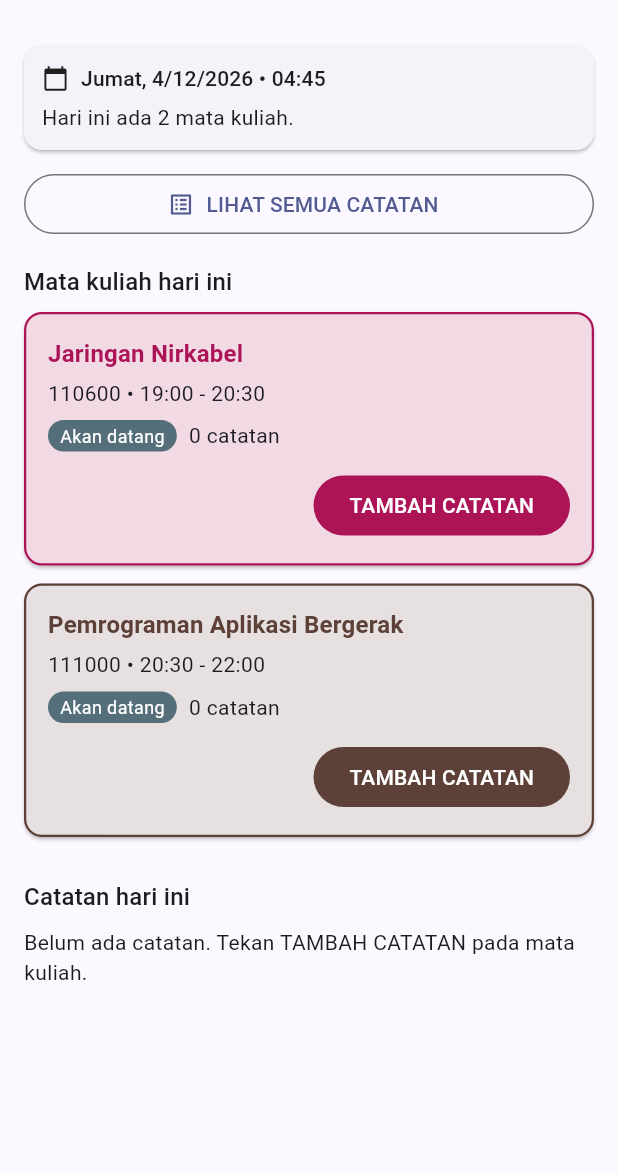
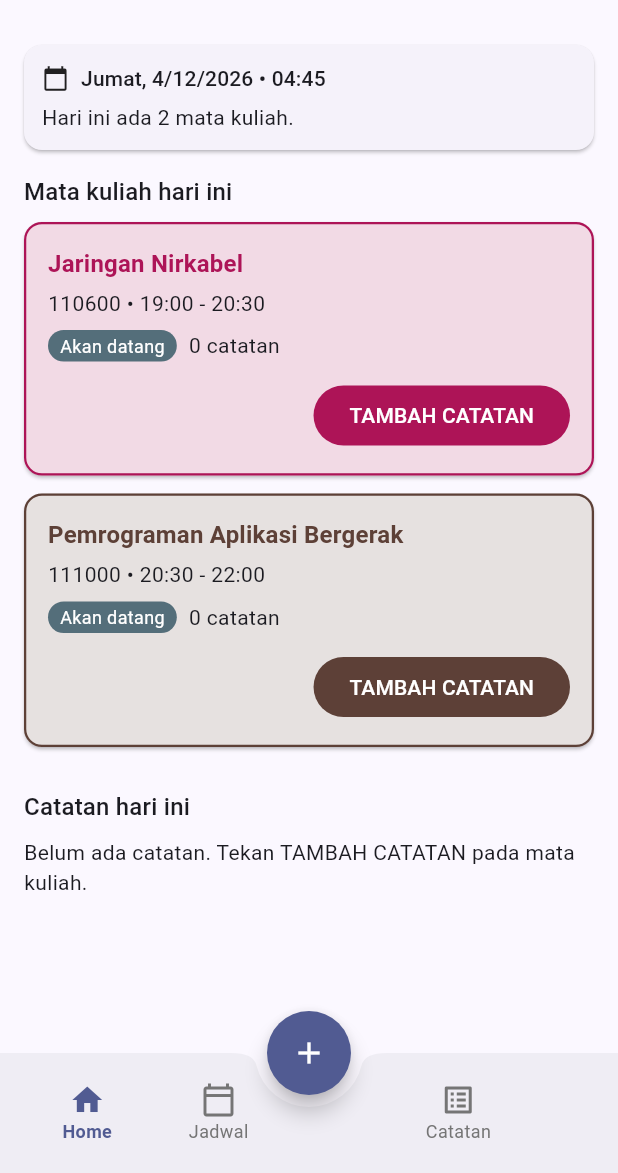
Before and after one commit to nandarifaldo9-sudo/StudyLog, a Flutter app: the screen it shows after launch, on a phone screen of 412 x 824 dp, the part 63-1236 px from its top. Run offline on Flutter 3.47's test engine with Material 3 defaults, Android fonts, the phone set to English and light mode, and no system bars; our stand-ins replace shared_preferences, sqflite; accounts and stored records are empty.

Commit message:
feat: menambah menu bar navigasi, jadwal dinamis, dan perbaikan tombol catatan

```diff
--- a/lib/data/jadwal.dart
+++ b/lib/data/jadwal.dart
@@ -1,23 +1,16 @@
-// Data jadwal kuliah: model sesi, status berdasarkan jam, dan jadwal per hari.
+import 'package:flutter/material.dart';
 
 const List<String> namaHari = [
-  'Senin',
-  'Selasa',
-  'Rabu',
-  'Kamis',
-  'Jumat',
-  'Sabtu',
-  'Minggu',
+  'Senin', 'Selasa', 'Rabu', 'Kamis', 'Jumat', 'Sabtu', 'Minggu',
 ];
 
-/// Satu sesi kuliah. [mulai] dan [selesai] dalam menit sejak 00:00.
 class JadwalKuliah {
   final String kode;
   final String nama;
   final int mulai;
   final int selesai;
 
-  const JadwalKuliah({
+  JadwalKuliah({
     required this.kode,
     required this.nama,
     required this.mulai,
@@ -32,7 +25,6 @@ String formatMenit(int menit) =>
 
 enum StatusKuliah { akanDatang, berlangsung, selesai }
 
-/// Jam mulai inklusif, jam selesai eksklusif (20:30 sudah masuk sesi berikutnya).
 StatusKuliah statusKuliah(JadwalKuliah jadwal, DateTime sekarang) {
   final menit = sekarang.hour * 60 + sekarang.minute;
   if (menit < jadwal.mulai) return StatusKuliah.akanDatang;
@@ -40,69 +32,45 @@ StatusKuliah statusKuliah(JadwalKuliah jadwal, DateTime sekarang) {
   return StatusKuliah.selesai;
 }
 
-/// Kunci = DateTime.weekday (Senin = 1 ... Minggu = 7), urut sesuai jam.
-const Map<int, List<JadwalKuliah>> jadwalKuliah = {
+class JadwalViewModel extends ChangeNotifier {
+  // Data bawaan awal (bisa diedit nanti di UI)
+  final Map<int, List<JadwalKuliah>> _jadwal = {
     DateTime.monday: [
-    JadwalKuliah(
-      kode: '111500',
-      nama: 'Sistem Manajemen Basis Data',
-      mulai: 19 * 60,
-      selesai: 20 * 60 + 30,
-    ),
-    JadwalKuliah(
-      kode: '111600',
-      nama: 'Teknologi Aplikasi Bergerak',
-      mulai: 20 * 60 + 30,
-      selesai: 22 * 60,
-    ),
+      JadwalKuliah(kode: '111500', nama: 'Sistem Manajemen Basis Data', mulai: 19 * 60, selesai: 20 * 60 + 30),
+      JadwalKuliah(kode: '111600', nama: 'Teknologi Aplikasi Bergerak', mulai: 20 * 60 + 30, selesai: 22 * 60),
     ],
     DateTime.tuesday: [
-    JadwalKuliah(
-      kode: '111100',
-      nama: 'Penalaran Komputer',
-      mulai: 19 * 60,
-      selesai: 20 * 60 + 30,
-    ),
-    JadwalKuliah(
-      kode: '111400',
-      nama: 'Simulasi dan Game Komputer',
-      mulai: 20 * 60 + 30,
-      selesai: 22 * 60,
-    ),
+      JadwalKuliah(kode: '111100', nama: 'Penalaran Komputer', mulai: 19 * 60, selesai: 20 * 60 + 30),
+      JadwalKuliah(kode: '111400', nama: 'Simulasi dan Game Komputer', mulai: 20 * 60 + 30, selesai: 22 * 60),
     ],
     DateTime.wednesday: [
-    JadwalKuliah(
-      kode: '110700',
-      nama: 'Kriptografi',
-      mulai: 20 * 60 + 30,
-      selesai: 22 * 60,
-    ),
+      JadwalKuliah(kode: '110700', nama: 'Kriptografi', mulai: 20 * 60 + 30, selesai: 22 * 60),
     ],
     DateTime.thursday: [
-    JadwalKuliah(
-      kode: '000800',
-      nama: 'Penulisan dan Publikasi Ilmiah',
-      mulai: 19 * 60,
-      selesai: 20 * 60 + 30,
-    ),
+      JadwalKuliah(kode: '000800', nama: 'Penulisan dan Publikasi Ilmiah', mulai: 19 * 60, selesai: 20 * 60 + 30),
     ],
     DateTime.friday: [
-    JadwalKuliah(
-      kode: '110600',
-      nama: 'Jaringan Nirkabel',
-      mulai: 19 * 60,
-      selesai: 20 * 60 + 30,
-    ),
-    JadwalKuliah(
-      kode: '111000',
-      nama: 'Pemrograman Aplikasi Bergerak',
-      mulai: 20 * 60 + 30,
-      selesai: 22 * 60,
-    ),
+      JadwalKuliah(kode: '110600', nama: 'Jaringan Nirkabel', mulai: 19 * 60, selesai: 20 * 60 + 30),
+      JadwalKuliah(kode: '111000', nama: 'Pemrograman Aplikasi Bergerak', mulai: 20 * 60 + 30, selesai: 22 * 60),
     ],
   };
 
-/// Format jam "HH:mm" dari sebuah [DateTime].
+  Map<int, List<JadwalKuliah>> get jadwalKuliah => _jadwal;
+
+  void tambahJadwal(int hari, JadwalKuliah jadwalBaru) {
+    if (_jadwal[hari] == null) _jadwal[hari] = [];
+    _jadwal[hari]!.add(jadwalBaru);
+    // Mengurutkan jadwal berdasarkan jam mulai
+    _jadwal[hari]!.sort((a, b) => a.mulai.compareTo(b.mulai));
+    notifyListeners();
+  }
+
+  void hapusJadwal(int hari, JadwalKuliah jadwal) {
+    _jadwal[hari]?.remove(jadwal);
+    notifyListeners();
+  }
+}
+
 String formatJam(DateTime t) =>
     '${t.hour.toString().padLeft(2, '0')}:${t.minute.toString().padLeft(2, '0')}';
 
@@ -111,10 +79,5 @@ const List<String> namaBulanSingkat = [
   'Jul', 'Agu', 'Sep', 'Okt', 'Nov', 'Des',
 ];
 
-/// Contoh: "30 Okt 2026"
-String formatTanggal(DateTime t) =>
-    '${t.day} ${namaBulanSingkat[t.month - 1]} ${t.year}';
-
-/// Contoh: "Jumat, 30 Okt 2026 • 19:28"
-String formatWaktuCatatan(DateTime t) =>
-    '${namaHari[t.weekday - 1]}, ${formatTanggal(t)} • ${formatJam(t)}';
+String formatTanggal(DateTime t) => '${t.day} ${namaBulanSingkat[t.month - 1]} ${t.year}';
+String formatWaktuCatatan(DateTime t) => '${namaHari[t.weekday - 1]}, ${formatTanggal(t)} - ${formatJam(t)}';
--- a/lib/main.dart
+++ b/lib/main.dart
@@ -3,38 +3,39 @@ import 'package:provider/provider.dart';
 
 import 'data/catatan_repository.dart';
 import 'data/database_helper.dart';
-import 'screens/dashboard_page.dart';
+import 'data/jadwal.dart';
+import 'screens/main_page.dart';
 import 'viewmodels/catatan_view_model.dart';
 
-/// StudyLog - Milestone 3
-/// Data catatan disimpan permanen di SQLite lewat CatatanRepository, dan
-/// tetap dibagikan ke semua layar oleh CatatanViewModel (ChangeNotifier + Provider).
 void main() {
   WidgetsFlutterBinding.ensureInitialized();
   runApp(const StudyLogApp());
 }
 
 class StudyLogApp extends StatelessWidget {
-  /// [now] bisa diganti saat pengujian agar hari/jam bisa diatur.
   final DateTime Function()? now;
-
-  /// [repository] bisa diganti saat pengujian (mis. versi memori).
-  /// Jika kosong, dipakai SQLite.
   final CatatanRepository? repository;
 
   const StudyLogApp({super.key, this.now, this.repository});
 
   @override
   Widget build(BuildContext context) {
-    return ChangeNotifierProvider(
-      create: (_) => CatatanViewModel(
-        repository ?? SqliteCatatanRepository(DatabaseHelper.instance),
-      )..muat(),
+    return MultiProvider(
+      providers: [
+        ChangeNotifierProvider(
+          create: (_) => CatatanViewModel(
+            repository ?? SqliteCatatanRepository(DatabaseHelper.instance),
+          )..muat(),
+        ),
+        ChangeNotifierProvider(
+          create: (_) => JadwalViewModel(),
+        ),
+      ],
       child: MaterialApp(
         title: 'StudyLog',
         debugShowCheckedModeBanner: false,
         theme: ThemeData(colorSchemeSeed: Colors.indigo, useMaterial3: true),
-        home: DashboardPage(now: now),
+        home: MainPage(now: now),
       ),
     );
   }
--- a/lib/screens/dashboard_page.dart
+++ b/lib/screens/dashboard_page.dart
@@ -33,9 +33,11 @@ class _DashboardPageState extends State<DashboardPage>
 
   DateTime _now() => (widget.now ?? DateTime.now)();
 
-  /// Jadwal pada hari berjalan (kosong pada Sabtu/Minggu).
-  List<JadwalKuliah> get _jadwalHariIni =>
-      jadwalKuliah[_sekarang.weekday] ?? const <JadwalKuliah>[];
+  /// Jadwal pada hari berjalan mengambil dari JadwalViewModel
+  List<JadwalKuliah> get _jadwalHariIni {
+    final jadwalMap = context.watch<JadwalViewModel>().jadwalKuliah;
+    return jadwalMap[_sekarang.weekday] ?? <JadwalKuliah>[];
+  }
 
   /// Kuliah yang sedang berlangsung saat ini (null jika tidak ada).
   JadwalKuliah? get _kuliahBerlangsung {
@@ -115,13 +117,6 @@ class _DashboardPageState extends State<DashboardPage>
     await _muatStatusDraft();
   }
 
-  /// Navigator.push -> Daftar semua catatan.
-  void _bukaDaftar() {
-    Navigator.push(
-      context,
-      MaterialPageRoute(builder: (_) => DaftarCatatanPage(now: widget.now)),
-    );
-  }
 
   /// Navigator.push -> Detail sebuah catatan.
   void _bukaDetail(HasilCatatan catatan) {
@@ -222,12 +217,6 @@ class _DashboardPageState extends State<DashboardPage>
           crossAxisAlignment: CrossAxisAlignment.stretch,
           children: [
             _infoHari(jadwalHariIni.length),
-            const SizedBox(height: 12),
-            OutlinedButton.icon(
-              onPressed: _bukaDaftar,
-              icon: const Icon(Icons.list_alt),
-              label: const Text('LIHAT SEMUA CATATAN'),
-            ),
             if (berlangsung != null) _kartuSekarang(berlangsung),
             const SizedBox(height: 16),
             Text('Mata kuliah hari ini', style: judul),
--- /dev/null
+++ b/lib/screens/main_page.dart
@@ -0,0 +1,91 @@
+import 'package:flutter/material.dart';
+import 'dashboard_page.dart';
+import 'jadwal_page.dart';
+import 'daftar_catatan_page.dart';
+import 'tambah_dari_daftar.dart';
+
+class MainPage extends StatefulWidget {
+  final DateTime Function()? now;
+  const MainPage({super.key, this.now});
+
+  @override
+  State<MainPage> createState() => _MainPageState();
+}
+
+class _MainPageState extends State<MainPage> {
+  int _currentIndex = 0;
+
+  late final List<Widget> _pages = [
+    DashboardPage(now: widget.now),
+    const JadwalPage(),
+    DaftarCatatanPage(now: widget.now),
+  ];
+
+  @override
+  Widget build(BuildContext context) {
+    return Scaffold(
+      body: IndexedStack(
+        index: _currentIndex,
+        children: _pages,
+      ),
+      floatingActionButton: FloatingActionButton(
+        shape: const CircleBorder(),
+        backgroundColor: Theme.of(context).colorScheme.primary,
+        foregroundColor: Theme.of(context).colorScheme.onPrimary,
+        onPressed: () {
+          // Panggil fungsi yang akan mengecek jadwal hari ini
+          bukaFormDariDaftar(
+            context,
+            pesanSukses: 'Catatan berhasil disimpan',
+            now: widget.now,
+          );
+        },
+        child: const Icon(Icons.add),
+      ),
+      floatingActionButtonLocation: FloatingActionButtonLocation.centerDocked,
+      bottomNavigationBar: BottomAppBar(
+        shape: const CircularNotchedRectangle(),
+        notchMargin: 8.0,
+        child: Row(
+          mainAxisSize: MainAxisSize.max,
+          mainAxisAlignment: MainAxisAlignment.spaceAround,
+          children: <Widget>[
+            _buildTabItem(Icons.home_outlined, Icons.home, 'Home', 0),
+            _buildTabItem(Icons.calendar_today_outlined, Icons.calendar_today, 'Jadwal', 1),
+            const SizedBox(width: 48),
+            _buildTabItem(Icons.list_alt_outlined, Icons.list_alt, 'Catatan', 2),
+            const SizedBox(width: 24),
+          ],
+        ),
+      ),
+    );
+  }
+
+  Widget _buildTabItem(IconData iconOutlined, IconData iconFilled, String label, int index) {
+    final isSelected = _currentIndex == index;
+    final color = isSelected ? Theme.of(context).colorScheme.primary : Colors.grey.shade600;
+
+    return InkWell(
+      onTap: () => setState(() => _currentIndex = index),
+      borderRadius: BorderRadius.circular(50),
+      child: Padding(
+        padding: const EdgeInsets.symmetric(horizontal: 16.0, vertical: 4.0),
+        child: Column(
+          mainAxisSize: MainAxisSize.min,
+          mainAxisAlignment: MainAxisAlignment.center,
+          children: [
+            Icon(isSelected ? iconFilled : iconOutlined, color: color),
+            Text(
+              label,
+              style: TextStyle(
+                color: color,
+                fontSize: 12,
+                fontWeight: isSelected ? FontWeight.bold : FontWeight.normal,
+              ),
+            ),
+          ],
+        ),
+      ),
+    );
+  }
+}
--- a/lib/screens/tambah_dari_daftar.dart
+++ b/lib/screens/tambah_dari_daftar.dart
@@ -1,4 +1,5 @@
 import 'package:flutter/material.dart';
+import 'package:provider/provider.dart'; // Tambahkan import provider
 
 import '../data/jadwal.dart';
 import 'tambah_catatan_page.dart' as form;
@@ -10,7 +11,11 @@ Future<void> bukaFormDariDaftar(
       DateTime Function()? now,
     }) async {
   final sekarang = (now ?? DateTime.now)();
-  final jadwal = jadwalKuliah[sekarang.weekday] ?? const <JadwalKuliah>[];
+
+  // PERUBAHAN: Ambil data jadwal dari JadwalViewModel melalui Provider
+  final jadwalMap = context.read<JadwalViewModel>().jadwalKuliah;
+  final jadwal = jadwalMap[sekarang.weekday] ?? <JadwalKuliah>[]; // Hapus 'const'
+
   final messenger = ScaffoldMessenger.of(context);
 
   if (jadwal.isEmpty) {
```
Also changed, not shown: lib/screens/daftar_catatan_page.dart (+0 -9 lines), lib/screens/jadwal_page.dart (added, +118 -0 lines). Lines whose indentation alone changed are shown as unchanged.
